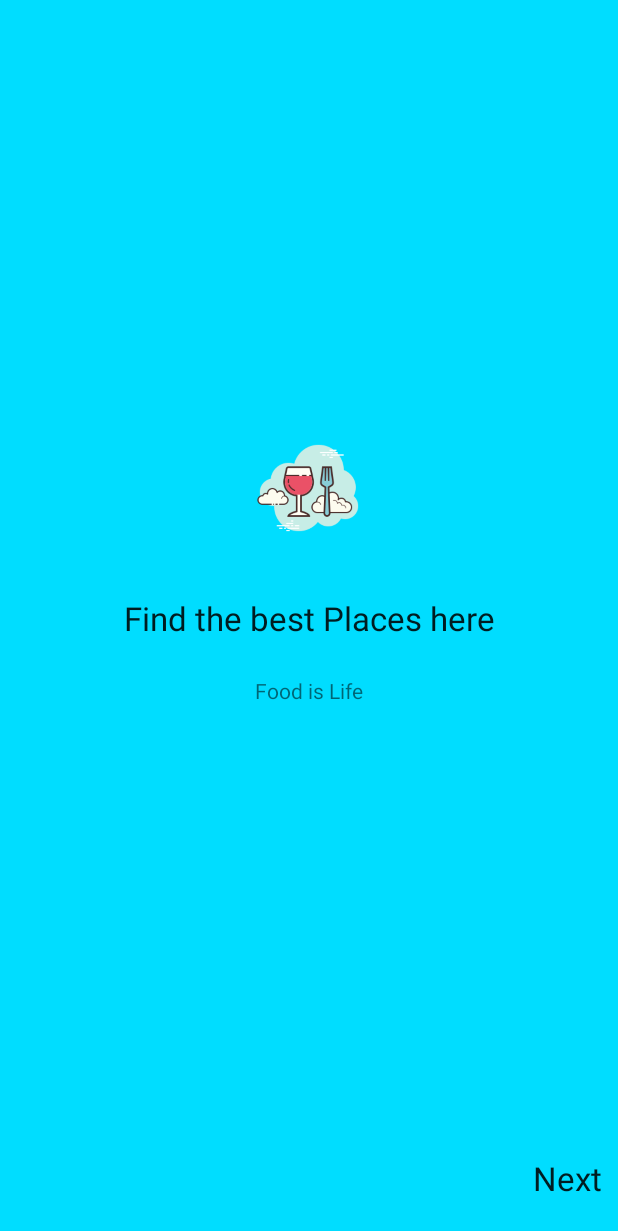
After one commit to hd-hitesh/HungRazy, an Android app: the OnBoardingActivity screen opened directly, with no data from a screen before it, on a phone screen of 412 x 824 dp. The commit adds this screen. Shown: the top 1231 px of the screen. Run offline under Robolectric (Android 15) with nearby library versions, the phone set to English and light mode, and no system bars.

Commit message:
OnBoarding

```diff
--- a/app/build.gradle
+++ b/app/build.gradle
@@ -1,5 +1,8 @@
 apply plugin: 'com.android.application'
 apply plugin: 'com.google.gms.google-services'
+apply plugin: 'kotlin-android'
+apply plugin: 'kotlin-android-extensions'
+apply plugin: 'kotlin-kapt'
 
 android {
     compileSdkVersion 29
@@ -37,5 +40,8 @@ dependencies {
     //noinspection GradleCompatible,GradleCompatible
     implementation 'com.android.support:cardview-v7:28.0.0'
     implementation 'com.squareup.picasso:picasso:2.5.2'
+    implementation 'androidx.core:core-ktx:1.0.2'
+    implementation 'org.jetbrains.kotlin:kotlin-stdlib:1.3.31'
+    implementation "androidx.viewpager:viewpager:1.0.0"
 
 }
--- a/app/src/main/AndroidManifest.xml
+++ b/app/src/main/AndroidManifest.xml
@@ -15,7 +15,7 @@
 
 
         <activity android:name=".SplashActivity"
-            android:theme="@style/AppTheme">
+            android:theme="@style/Notoolbar">
             <intent-filter>
                 <action android:name="android.intent.action.MAIN" />
                 <category android:name="android.intent.category.LAUNCHER" />
@@ -28,6 +28,9 @@
         <activity android:name=".Add" />
         <activity android:name=".ListPage" />
         <activity android:name=".HomePage" />
+        <activity android:name=".onboarding.OnBoardingActivity"
+            android:theme="@style/Notoolbar">
+        </activity>
         <activity android:name=".MainActivity">
 
         </activity>
--- a/app/src/main/java/com/example/hungrazy/PrefConstant.java
+++ b/app/src/main/java/com/example/hungrazy/PrefConstant.java
@@ -1,7 +1,7 @@
 package com.example.hungrazy;
 
 public class PrefConstant {
-    public static String SHARED_PREFERENCE_NAME = "notes_app_pref";
+    public static String SHARED_PREFERENCE_NAME = "food_app_pref";
     public static String IS_LOGGED_IN = "is_logged_in";
-
+   public static String ON_BOARDED_SUCCESSFULLY = "on_boarded_successfully";
 }
--- /dev/null
+++ b/app/src/main/java/com/example/hungrazy/onboarding/FragmentAdapter.kt
@@ -0,0 +1,23 @@
+package com.example.hungrazy.onboarding
+
+import androidx.fragment.app.Fragment
+import androidx.fragment.app.FragmentManager
+import androidx.fragment.app.FragmentStatePagerAdapter
+import java.lang.IllegalStateException
+
+class FragmentAdapter(fragmentManager: FragmentManager) : FragmentStatePagerAdapter(fragmentManager)
+{
+    override fun getItem(position: Int): Fragment {
+        when (position) {
+            0 -> return OnBoardingOneFragment()
+            1 ->return OnBoardingTwoFragment()
+            //else ->return null
+        }
+        throw IllegalStateException("position $position is invalid for this viewpager")
+    }
+
+    override fun getCount(): Int {
+        return 2
+    }
+
+}
--- /dev/null
+++ b/app/src/main/java/com/example/hungrazy/onboarding/OnBoardingActivity.kt
@@ -0,0 +1,55 @@
+package com.example.hungrazy.onboarding
+
+import android.content.Context
+import android.content.Intent
+import android.content.SharedPreferences
+import androidx.appcompat.app.AppCompatActivity
+import android.os.Bundle
+
+import androidx.viewpager.widget.ViewPager
+import com.example.hungrazy.MainActivity
+import com.example.hungrazy.PrefConstant
+import com.example.hungrazy.R
+
+
+class OnBoardingActivity : AppCompatActivity(),OnBoardingOneFragment.OnNextClick , OnBoardingTwoFragment.OnOptionClick {
+
+    lateinit var viewPager: ViewPager
+    lateinit var sharedPreferences: SharedPreferences
+    lateinit var editor: SharedPreferences.Editor
+
+    override fun onCreate(savedInstanceState: Bundle?) {
+        super.onCreate(savedInstanceState)
+        setContentView(R.layout.activity_on_boarding)
+        bindView()
+        setupSharedPreference()
+    }
+
+    private fun setupSharedPreference() {
+        sharedPreferences = getSharedPreferences(PrefConstant.SHARED_PREFERENCE_NAME, Context.MODE_PRIVATE)
+    }
+
+    private fun bindView() {
+        viewPager = findViewById(R.id.viewPager)
+        val adapter = FragmentAdapter(supportFragmentManager)
+        viewPager.adapter = adapter
+    }
+
+    override fun onClick() {
+        viewPager.currentItem =1
+    }
+
+    override fun onOptionBack() {
+        viewPager.currentItem =0
+    }
+
+    override fun onOptionDone() {
+        //2nd fragment
+        editor = sharedPreferences.edit()
+        editor.putBoolean(PrefConstant.ON_BOARDED_SUCCESSFULLY, true)
+        editor.apply()
+
+        val intent = Intent(this@OnBoardingActivity, MainActivity::class.java)
+        startActivity(intent)
+    }
+}
--- /dev/null
+++ b/app/src/main/java/com/example/hungrazy/onboarding/OnBoardingOneFragment.kt
@@ -0,0 +1,52 @@
+package com.example.hungrazy.onboarding
+
+import android.content.Context
+import android.os.Bundle
+import androidx.fragment.app.Fragment
+import android.view.LayoutInflater
+import android.view.View
+import android.view.ViewGroup
+import android.widget.TextView
+import com.example.hungrazy.R
+
+
+class OnBoardingOneFragment : Fragment() {
+
+    lateinit var textViewNext : TextView
+    lateinit var onNextClick : OnNextClick
+
+    override fun onAttach(context: Context) {
+        super.onAttach(context)
+        onNextClick = context as OnNextClick
+    }
+
+    override fun onCreateView(inflater: LayoutInflater, container: ViewGroup?,
+                              savedInstanceState: Bundle?): View? {
+        // Inflate the layout for this fragment
+        return inflater.inflate(R.layout.fragment_on_boarding_one, container, false)
+    }
+
+    override fun onViewCreated(view: View, savedInstanceState: Bundle?) {
+        super.onViewCreated(view, savedInstanceState)
+        bindViews(view)
+    }
+
+    private fun clickListeners() {
+        textViewNext.setOnClickListener(object : View.OnClickListener{
+            override fun onClick(v: View?) {
+                onNextClick.onClick()
+            }
+
+        })
+    }
+
+    private fun bindViews(view: View) {
+        textViewNext = view.findViewById(R.id.textViewNext)
+        clickListeners()
+    }
+
+    interface OnNextClick{
+        fun onClick()
+    }
+
+}
--- /dev/null
+++ b/app/src/main/java/com/example/hungrazy/onboarding/OnBoardingTwoFragment.kt
@@ -0,0 +1,60 @@
+package com.example.hungrazy.onboarding
+
+import android.content.Context
+import android.net.Uri
+import android.os.Bundle
+import androidx.fragment.app.Fragment
+import android.view.LayoutInflater
+import android.view.View
+import android.view.ViewGroup
+import android.widget.TextView
+import com.example.hungrazy.R
+
+
+class OnBoardingTwoFragment : Fragment() {
+
+    lateinit var textViewDone : TextView
+    lateinit var textViewBack : TextView
+    lateinit var onOptionClick: OnOptionClick
+
+    override fun onAttach(context: Context) {
+        super.onAttach(context)
+        onOptionClick = context as OnOptionClick
+    }
+
+    override fun onCreateView(inflater: LayoutInflater, container: ViewGroup?,
+                              savedInstanceState: Bundle?): View? {
+        // Inflate the layout for this fragment
+        return inflater.inflate(R.layout.fragment_on_boarding_two, container, false)
+    }
+    override fun onViewCreated(view: View, savedInstanceState: Bundle?) {
+        super.onViewCreated(view, savedInstanceState)
+        bindViews(view)
+    }
+
+    private fun bindViews(view: View) {
+        textViewDone = view.findViewById(R.id.textViewNext)
+        textViewBack = view.findViewById(R.id.textViewBack)
+        clicklistener()
+    }
+
+    private fun clicklistener() {
+        textViewBack.setOnClickListener(object : View.OnClickListener {
+            override fun onClick(v: View?) {
+                onOptionClick.onOptionBack()
+            }
+
+        })
+        textViewDone.setOnClickListener(object : View.OnClickListener {
+            override fun onClick(v: View?) {
+                onOptionClick.onOptionDone()
+            }
+
+        })
+    }
+
+    interface OnOptionClick {
+        fun onOptionBack()
+        fun onOptionDone()
+    }
+}
--- /dev/null
+++ b/app/src/main/res/layout/activity_on_boarding.xml
@@ -0,0 +1,13 @@
+<?xml version="1.0" encoding="utf-8"?>
+<androidx.constraintlayout.widget.ConstraintLayout xmlns:android="http://schemas.android.com/apk/res/android"
+    xmlns:app="http://schemas.android.com/apk/res-auto"
+    xmlns:tools="http://schemas.android.com/tools"
+    android:layout_width="match_parent"
+    android:layout_height="match_parent"
+    tools:context=".onboarding.OnBoardingActivity">
+
+    <androidx.viewpager.widget.ViewPager
+        android:layout_width="match_parent"
+        android:layout_height="match_parent"
+        android:id="@+id/viewPager"/>
+</androidx.constraintlayout.widget.ConstraintLayout>
--- /dev/null
+++ b/app/src/main/res/layout/fragment_on_boarding_one.xml
@@ -0,0 +1,53 @@
+<?xml version="1.0" encoding="utf-8"?>
+<androidx.constraintlayout.widget.ConstraintLayout xmlns:android="http://schemas.android.com/apk/res/android"
+    xmlns:app="http://schemas.android.com/apk/res-auto"
+    xmlns:tools="http://schemas.android.com/tools"
+    android:layout_width="match_parent"
+    android:layout_height="match_parent"
+    android:background="@android:color/holo_blue_bright"
+    tools:context=".onboarding.OnBoardingOneFragment">
+
+    <TextView
+        android:id="@+id/textView3"
+        android:layout_width="wrap_content"
+        android:layout_height="wrap_content"
+        android:text="Find the best Places here"
+        android:textAppearance="@style/TextAppearance.AppCompat.Large"
+        app:layout_constraintBottom_toBottomOf="parent"
+        app:layout_constraintEnd_toEndOf="parent"
+        app:layout_constraintStart_toStartOf="parent"
+        app:layout_constraintTop_toTopOf="parent" />
+
+    <TextView
+        android:id="@+id/textViewNext"
+        android:layout_width="wrap_content"
+        android:layout_height="wrap_content"
+        android:layout_marginBottom="24dp"
+        android:text="Next"
+        android:textAppearance="@style/TextAppearance.AppCompat.Large"
+        app:layout_constraintBottom_toBottomOf="parent"
+        app:layout_constraintEnd_toEndOf="parent"
+        app:layout_constraintHorizontal_bias="0.97"
+        app:layout_constraintStart_toStartOf="parent" />
+
+    <ImageView
+        android:id="@+id/imageView2"
+        android:layout_width="80dp"
+        android:layout_height="80dp"
+        android:layout_marginBottom="32dp"
+        android:src="@drawable/food_icon2"
+        app:layout_constraintBottom_toTopOf="@+id/textView3"
+        app:layout_constraintEnd_toEndOf="parent"
+        app:layout_constraintStart_toStartOf="parent" />
+
+    <TextView
+        android:id="@+id/textView4"
+        android:layout_width="wrap_content"
+        android:layout_height="wrap_content"
+        android:layout_marginTop="24dp"
+        android:text="Food is Life"
+        app:layout_constraintEnd_toEndOf="parent"
+        app:layout_constraintStart_toStartOf="parent"
+        app:layout_constraintTop_toBottomOf="@+id/textView3" />
+
+</androidx.constraintlayout.widget.ConstraintLayout>
--- a/app/src/main/res/values/styles.xml
+++ b/app/src/main/res/values/styles.xml
@@ -8,4 +8,11 @@
         <item name="colorAccent">@color/colorAccent</item>
     </style>
 
+    <style name="Notoolbar" parent="Theme.AppCompat.Light.NoActionBar">
+        <!-- Customize your theme here. -->
+        <item name="colorPrimary">@color/colorPrimary</item>
+        <item name="colorPrimaryDark">@color/colorPrimaryDark</item>
+        <item name="colorAccent">@color/colorAccent</item>
+    </style>
+
 </resources>
--- a/build.gradle
+++ b/build.gradle
@@ -9,6 +9,8 @@ buildscript {
     dependencies {
         classpath 'com.android.tools.build:gradle:3.5.3'
         classpath 'com.google.gms:google-services:4.2.0'
+        classpath 'org.jetbrains.kotlin:kotlin-gradle-plugin:1.3.31'
+        classpath 'org.jetbrains.kotlin:kotlin-android-extensions:1.3.31'
 
         // NOTE: Do not place your application dependencies here; they belong
         // in the individual module build.gradle files
```
Also changed, not shown: app/src/main/java/com/example/hungrazy/SplashActivity.java (+11 -2 lines), app/src/main/res/layout/activity_splash.xml (+23 -50 lines), app/src/main/res/layout/fragment_on_boarding_two.xml (added, +64 -0 lines).
